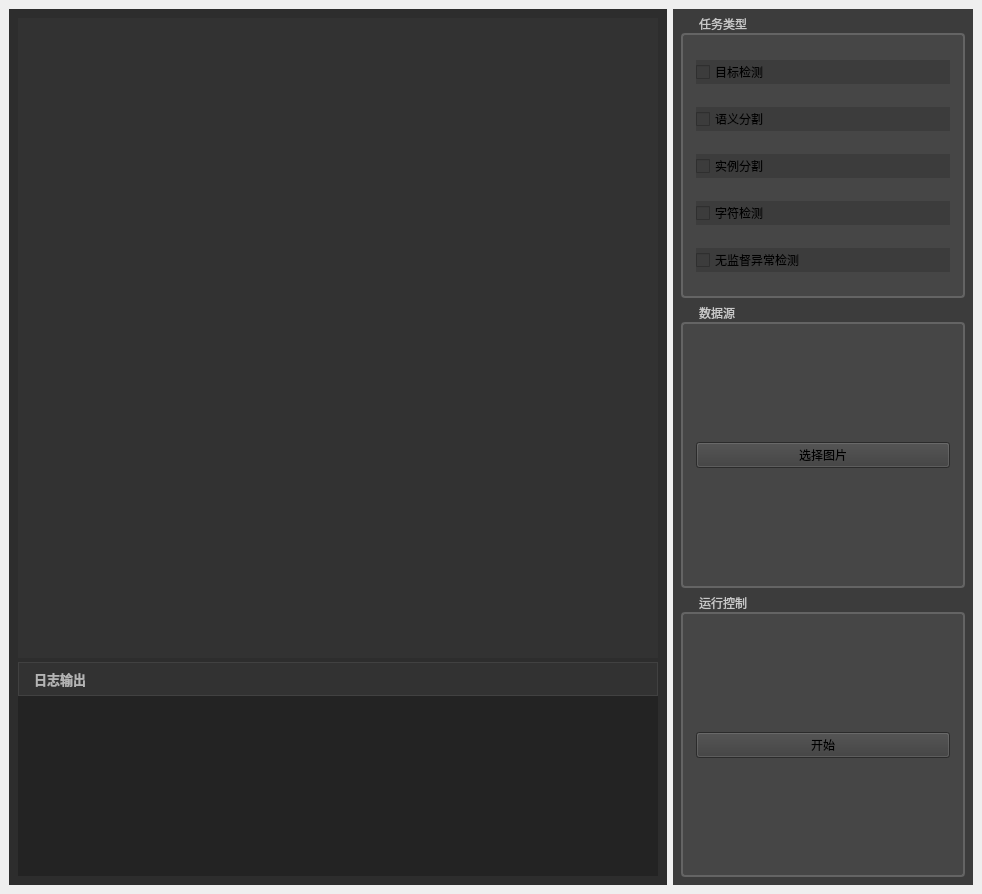
Above: mainwindow.ui from HANHANXU123/DetectAnything before the change. Below: the same form after it.
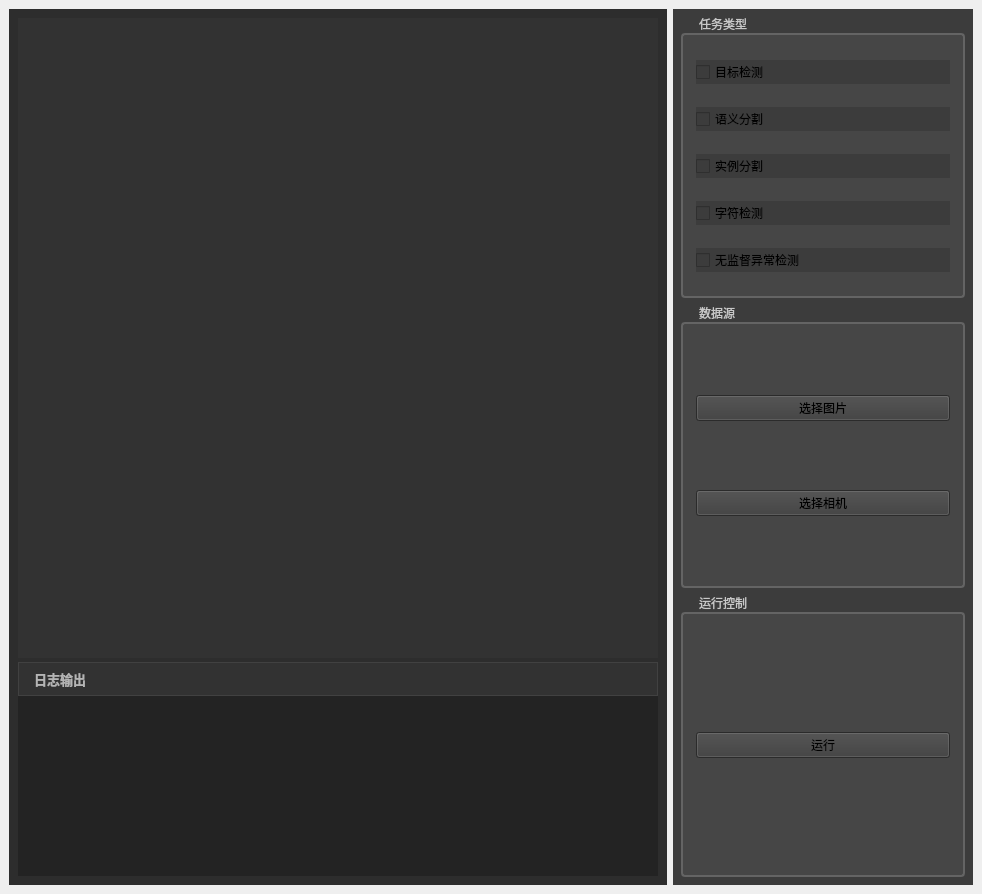
That is the form after the change.

Commit message: 新增相机功能选择相机功能

What changed in the file:
```diff
--- a/mainwindow.ui
+++ b/mainwindow.ui
@@ -295,6 +295,13 @@
             </property>
            </widget>
           </item>
+          <item>
+           <widget class="QPushButton" name="btn_selectCamera">
+            <property name="text">
+             <string>选择相机</string>
+            </property>
+           </widget>
+          </item>
          </layout>
         </widget>
        </item>
@@ -347,7 +354,7 @@
           <item>
            <widget class="QPushButton" name="btn_start">
             <property name="text">
-             <string>开始</string>
+             <string>运行</string>
             </property>
            </widget>
           </item>
```
